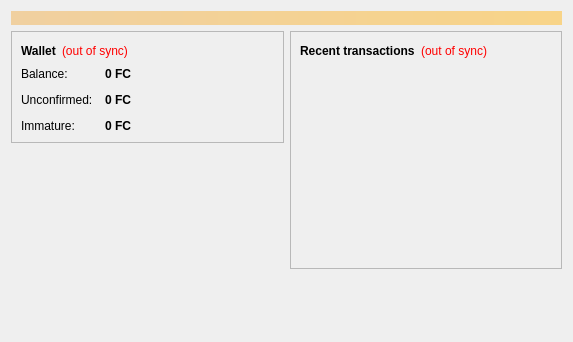
Qt form src/qt/forms/overviewpage.ui (gjhiggins/fuguecoin) before a commit.
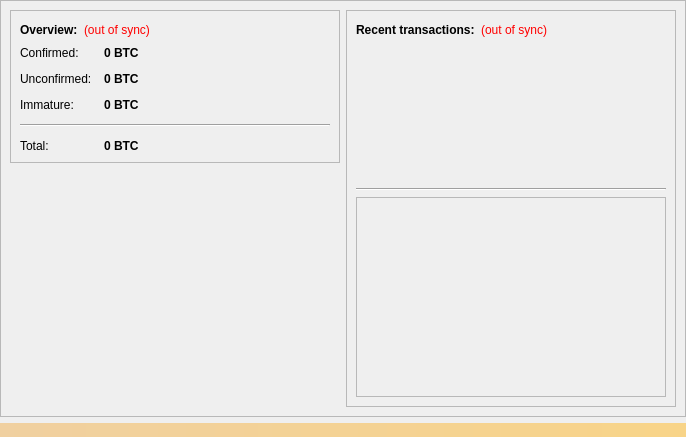
The same form after that commit. Icons and pictures are not drawn. Custom widgets are drawn as their Qt base class.

```diff
--- a/src/qt/forms/overviewpage.ui
+++ b/src/qt/forms/overviewpage.ui
@@ -6,36 +6,47 @@
    <rect>
     <x>0</x>
     <y>0</y>
-    <width>573</width>
-    <height>342</height>
+    <width>686</width>
+    <height>437</height>
    </rect>
   </property>
   <property name="windowTitle">
    <string>Form</string>
   </property>
+  <property name="styleSheet">
+   <string notr="true"/>
+  </property>
   <layout class="QVBoxLayout" name="topLayout">
+   <property name="leftMargin">
+    <number>0</number>
+   </property>
+   <property name="topMargin">
+    <number>0</number>
+   </property>
+   <property name="rightMargin">
+    <number>0</number>
+   </property>
+   <property name="bottomMargin">
+    <number>0</number>
+   </property>
    <item>
-    <widget class="QLabel" name="labelAlerts">
-     <property name="visible">
-      <bool>false</bool>
-     </property>
+    <widget class="QFrame" name="frame">
      <property name="styleSheet">
-      <string notr="true">background-color: qlineargradient(x1: 0, y1: 0, x2: 1, y2: 0, stop:0 #F0D0A0, stop:1 #F8D488); color:#000000;</string>
+      <string notr="true"/>
      </property>
-     <property name="wordWrap">
-      <bool>true</bool>
+     <property name="frameShape">
+      <enum>QFrame::StyledPanel</enum>
      </property>
-     <property name="margin">
-      <number>3</number>
+     <property name="frameShadow">
+      <enum>QFrame::Raised</enum>
      </property>
-    </widget>
-   </item>
+     <layout class="QVBoxLayout" name="verticalLayout">
    <item>
     <layout class="QHBoxLayout" name="horizontalLayout" stretch="1,1">
      <item>
       <layout class="QVBoxLayout" name="verticalLayout_2">
        <item>
-        <widget class="QFrame" name="frame">
+           <widget class="QFrame" name="frame_2">
          <property name="frameShape">
           <enum>QFrame::StyledPanel</enum>
          </property>
@@ -54,7 +65,7 @@
                </font>
               </property>
               <property name="text">
-               <string>Wallet</string>
+                  <string>&lt;html&gt;&lt;head/&gt;&lt;body&gt;&lt;p&gt;Overview:&lt;/p&gt;&lt;/body&gt;&lt;/html&gt;</string>
               </property>
              </widget>
             </item>
@@ -103,7 +114,7 @@
             <item row="0" column="0">
              <widget class="QLabel" name="label">
               <property name="text">
-               <string>Balance:</string>
+                  <string>Confirmed:</string>
               </property>
              </widget>
             </item>
@@ -122,7 +133,7 @@
                <string>Your current balance</string>
               </property>
               <property name="text">
-               <string notr="true">0 FC</string>
+                  <string notr="true">0 BTC</string>
               </property>
               <property name="textInteractionFlags">
                <set>Qt::LinksAccessibleByMouse|Qt::TextSelectableByKeyboard|Qt::TextSelectableByMouse</set>
@@ -151,7 +162,7 @@
                <string>Total of transactions that have yet to be confirmed, and do not yet count toward the current balance</string>
               </property>
               <property name="text">
-               <string notr="true">0 FC</string>
+                  <string notr="true">0 BTC</string>
               </property>
               <property name="textInteractionFlags">
                <set>Qt::LinksAccessibleByMouse|Qt::TextSelectableByKeyboard|Qt::TextSelectableByMouse</set>
@@ -177,7 +188,43 @@
                <string>Mined balance that has not yet matured</string>
               </property>
               <property name="text">
-               <string notr="true">0 FC</string>
+                  <string notr="true">0 BTC</string>
+                 </property>
+                 <property name="textInteractionFlags">
+                  <set>Qt::LinksAccessibleByMouse|Qt::TextSelectableByKeyboard|Qt::TextSelectableByMouse</set>
+                 </property>
+                </widget>
+               </item>
+               <item row="3" column="0" colspan="2">
+                <widget class="Line" name="line">
+                 <property name="orientation">
+                  <enum>Qt::Horizontal</enum>
+                 </property>
+                </widget>
+               </item>
+               <item row="4" column="0">
+                <widget class="QLabel" name="labelTotalText">
+                 <property name="text">
+                  <string>Total:</string>
+                 </property>
+                </widget>
+               </item>
+               <item row="4" column="1">
+                <widget class="QLabel" name="labelTotal">
+                 <property name="font">
+                  <font>
+                   <weight>75</weight>
+                   <bold>true</bold>
+                  </font>
+                 </property>
+                 <property name="cursor">
+                  <cursorShape>IBeamCursor</cursorShape>
+                 </property>
+                 <property name="toolTip">
+                  <string>Your current total balance</string>
+                 </property>
+                 <property name="text">
+                  <string notr="true">0 BTC</string>
               </property>
               <property name="textInteractionFlags">
                <set>Qt::LinksAccessibleByMouse|Qt::TextSelectableByKeyboard|Qt::TextSelectableByMouse</set>
@@ -202,25 +249,38 @@
          </property>
         </spacer>
        </item>
+          <item>
+           <widget class="QLabel" name="label_2">
+            <property name="text">
+             <string/>
+            </property>
+            <property name="pixmap">
+             <pixmap>:/icons/bonus</pixmap>
+            </property>
+           </widget>
+          </item>
       </layout>
      </item>
      <item>
       <layout class="QVBoxLayout" name="verticalLayout_3">
        <item>
-        <widget class="QFrame" name="frame_2">
+           <widget class="QFrame" name="frame_3">
+            <property name="styleSheet">
+             <string notr="true"/>
+            </property>
          <property name="frameShape">
           <enum>QFrame::StyledPanel</enum>
          </property>
          <property name="frameShadow">
           <enum>QFrame::Raised</enum>
          </property>
-         <layout class="QVBoxLayout" name="verticalLayout">
+            <layout class="QVBoxLayout" name="verticalLayout_5">
           <item>
            <layout class="QHBoxLayout" name="horizontalLayout_2">
             <item>
              <widget class="QLabel" name="label_4">
               <property name="text">
-               <string>&lt;b&gt;Recent transactions&lt;/b&gt;</string>
+                  <string>&lt;html&gt;&lt;head/&gt;&lt;body&gt;&lt;p&gt;&lt;span style=&quot; font-weight:600;&quot;&gt;Recent transactions:&lt;/span&gt;&lt;/p&gt;&lt;/body&gt;&lt;/html&gt;</string>
               </property>
              </widget>
             </item>
@@ -272,30 +332,100 @@
             <property name="selectionMode">
              <enum>QAbstractItemView::NoSelection</enum>
             </property>
-           </widget>
-          </item>
-         </layout>
+               <property name="resizeMode">
+                <enum>QListView::Fixed</enum>
+               </property>
         </widget>
        </item>
        <item>
-        <spacer name="verticalSpacer_2">
+              <widget class="Line" name="line_2">
          <property name="orientation">
-          <enum>Qt::Vertical</enum>
-         </property>
-         <property name="sizeHint" stdset="0">
+                <enum>Qt::Horizontal</enum>
+               </property>
+              </widget>
+             </item>
+             <item>
+              <widget class="QFrame" name="frame_4">
+               <property name="sizePolicy">
+                <sizepolicy hsizetype="Preferred" vsizetype="Preferred">
+                 <horstretch>0</horstretch>
+                 <verstretch>0</verstretch>
+                </sizepolicy>
+               </property>
+               <property name="minimumSize">
           <size>
-           <width>20</width>
-           <height>40</height>
-          </size>
-         </property>
-        </spacer>
-       </item>
-      </layout>
-     </item>
-    </layout>
-   </item>
-  </layout>
- </widget>
+                 <width>0</width>
+                 <height>200</height>
+                </size>
+               </property>
+               <property name="frameShape">
+                <enum>QFrame::StyledPanel</enum>
+               </property>
+               <property name="frameShadow">
+                <enum>QFrame::Raised</enum>
+               </property>
+               <layout class="QVBoxLayout" name="verticalLayout_6">
+                <property name="leftMargin">
+                 <number>0</number>
+                </property>
+                <property name="topMargin">
+                 <number>0</number>
+                </property>
+                <property name="rightMargin">
+                 <number>0</number>
+                </property>
+                <property name="bottomMargin">
+                 <number>0</number>
+                </property>
+                <item>
+                 <widget class="QCustomPlot" name="diffplot" native="true">
+                  <property name="minimumSize">
+                   <size>
+                    <width>0</width>
+                    <height>200</height>
+                   </size>
+                  </property>
+                 </widget>
+                </item>
+               </layout>
+              </widget>
+             </item>
+            </layout>
+           </widget>
+          </item>
+         </layout>
+        </item>
+       </layout>
+      </item>
+     </layout>
+    </widget>
+   </item>
+   <item>
+    <widget class="QLabel" name="labelAlerts">
+     <property name="visible">
+      <bool>false</bool>
+     </property>
+     <property name="styleSheet">
+      <string notr="true">background-color: qlineargradient(x1: 0, y1: 0, x2: 1, y2: 0, stop:0 #F0D0A0, stop:1 #F8D488); color:#000000;</string>
+     </property>
+     <property name="wordWrap">
+      <bool>true</bool>
+     </property>
+     <property name="margin">
+      <number>3</number>
+     </property>
+    </widget>
+   </item>
+  </layout>
+ </widget>
+ <customwidgets>
+  <customwidget>
+   <class>QCustomPlot</class>
+   <extends>QWidget</extends>
+   <header>qt/qcustomplot.h</header>
+   <container>1</container>
+  </customwidget>
+ </customwidgets>
  <resources/>
  <connections/>
 </ui>
```
Left out of the diff: 4 changed lines with no effect on the pictures. Lines whose indentation alone changed are shown as unchanged.
